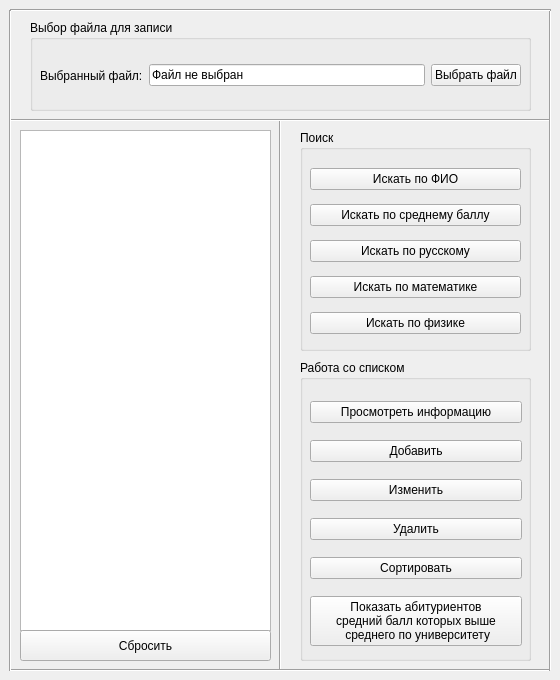
Before: the Qt Designer form Lab2/Lab2Task1.1/mainwindow.ui in petrzhal/cpp-labs, drawn with Qt 5.
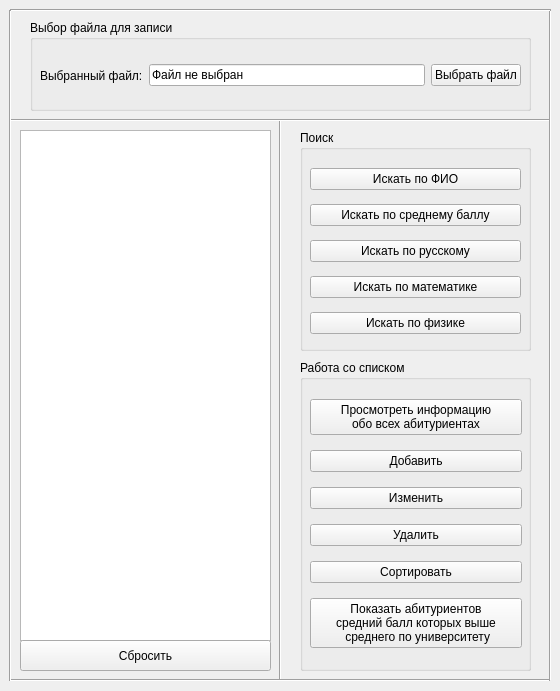
After: the same form once the commit is applied.

Patch:
```diff
--- a/Lab2/Lab2Task1.1/mainwindow.ui
+++ b/Lab2/Lab2Task1.1/mainwindow.ui
@@ -7,7 +7,7 @@
     <x>0</x>
     <y>0</y>
     <width>560</width>
-    <height>680</height>
+    <height>691</height>
    </rect>
   </property>
   <property name="windowTitle">
@@ -66,7 +66,7 @@
       <x>20</x>
       <y>130</y>
       <width>251</width>
-      <height>501</height>
+      <height>511</height>
      </rect>
     </property>
     <property name="font">
@@ -87,7 +87,7 @@
       <x>300</x>
       <y>360</y>
       <width>231</width>
-      <height>301</height>
+      <height>311</height>
      </rect>
     </property>
     <property name="title">
@@ -106,7 +106,8 @@
       <item>
        <widget class="QPushButton" name="pushButton_show">
         <property name="text">
-         <string>Просмотреть информацию</string>
+         <string>Просмотреть информацию
+обо всех абитуриентах</string>
         </property>
        </widget>
       </item>
@@ -156,7 +157,7 @@
       <x>270</x>
       <y>120</y>
       <width>21</width>
-      <height>551</height>
+      <height>561</height>
      </rect>
     </property>
     <property name="orientation">
@@ -180,7 +181,7 @@
     <property name="geometry">
      <rect>
       <x>10</x>
-      <y>660</y>
+      <y>670</y>
       <width>541</width>
       <height>21</height>
      </rect>
@@ -195,7 +196,7 @@
       <x>540</x>
       <y>10</y>
       <width>21</width>
-      <height>661</height>
+      <height>671</height>
      </rect>
     </property>
     <property name="orientation">
@@ -221,7 +222,7 @@
       <x>0</x>
       <y>10</y>
       <width>20</width>
-      <height>661</height>
+      <height>671</height>
      </rect>
     </property>
     <property name="orientation">
@@ -292,7 +293,7 @@
     <property name="geometry">
      <rect>
       <x>20</x>
-      <y>630</y>
+      <y>640</y>
       <width>251</width>
       <height>31</height>
      </rect>
```
